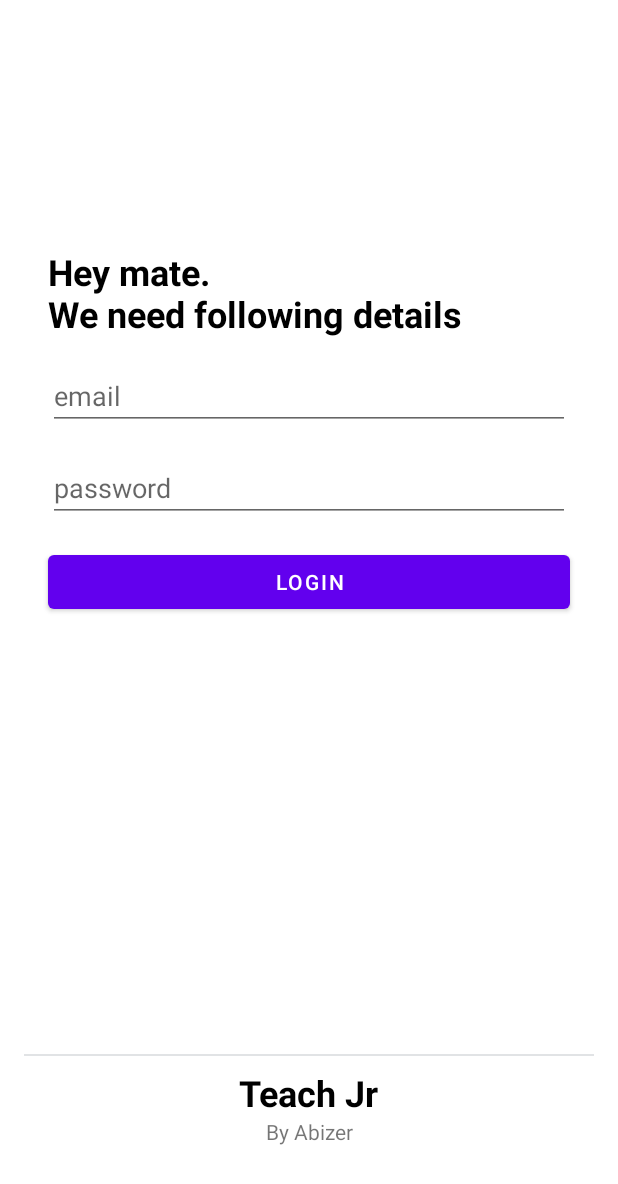
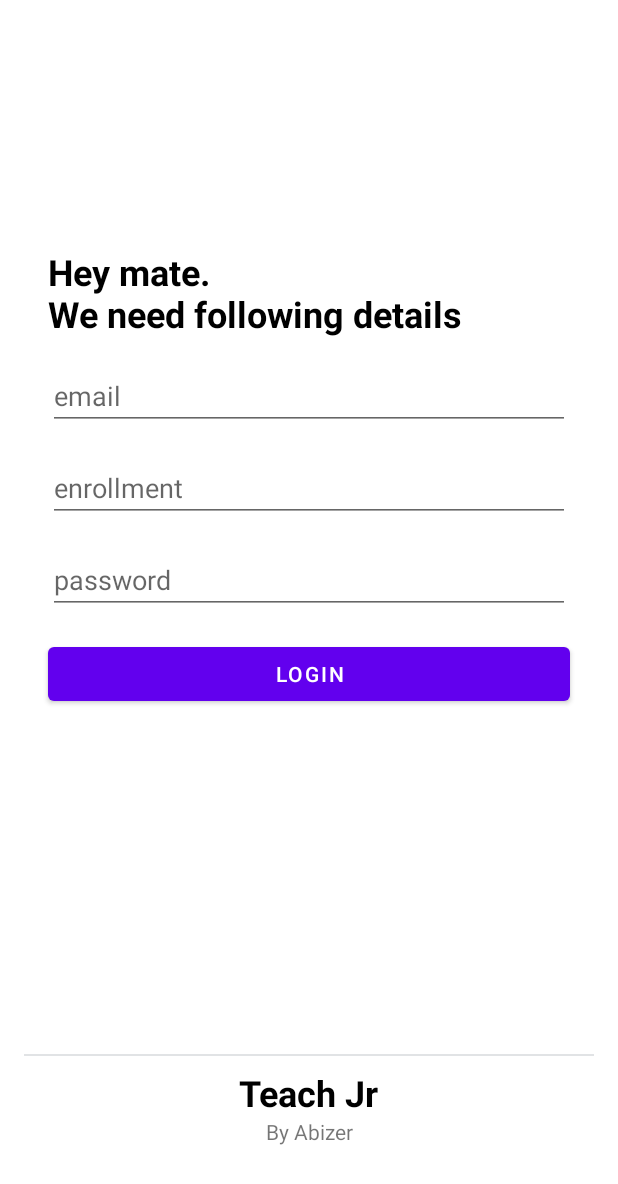
Before and after one commit to Abizer-R/Teach_Jr, an Android app: the LoginStdFragment screen opened through its navigation route, on a phone screen of 412 x 824 dp. Shown: the top 1184 px of the screen. Run offline under Robolectric (Android 15) with nearby library versions, the phone set to English and light mode, and no system bars; our stand-ins replace Dagger/Hilt's generated code, Firebase (no records; nobody signed in at launch, a user with empty details on screens opened directly).

Commit message:
Student Login: Completed

```diff
--- a/app/src/main/res/layout/fragment_login_std.xml
+++ b/app/src/main/res/layout/fragment_login_std.xml
@@ -33,13 +33,25 @@
         android:layout_marginTop="16dp"/>
 
     <EditText
+        android:id="@+id/etEnrollment"
+        android:layout_width="match_parent"
+        android:layout_height="wrap_content"
+        android:hint="enrollment"
+        app:layout_constraintEnd_toEndOf="parent"
+        app:layout_constraintStart_toStartOf="parent"
+        app:layout_constraintTop_toBottomOf="@+id/etEmail"
+        android:layout_marginStart="32dp"
+        android:layout_marginEnd="32dp"
+        android:layout_marginTop="16dp" />
+
+    <EditText
         android:id="@+id/etPassword"
         android:layout_width="match_parent"
         android:layout_height="wrap_content"
         android:hint="password"
         app:layout_constraintEnd_toEndOf="parent"
         app:layout_constraintStart_toStartOf="parent"
-        app:layout_constraintTop_toBottomOf="@+id/etEmail"
+        app:layout_constraintTop_toBottomOf="@+id/etEnrollment"
         android:layout_marginStart="32dp"
         android:layout_marginEnd="32dp"
         android:layout_marginTop="16dp" />
```
Also changed, not shown: app/src/main/java/com/example/teachjr/data/source/repository/AuthRepositoryImpl.kt (+18 -0 lines), app/src/main/java/com/example/teachjr/ui/auth/authFragments/LoginStdFragment.kt (+24 -23 lines), app/src/main/java/com/example/teachjr/ui/viewmodels/AuthViewModel.kt (+50 -4 lines).
